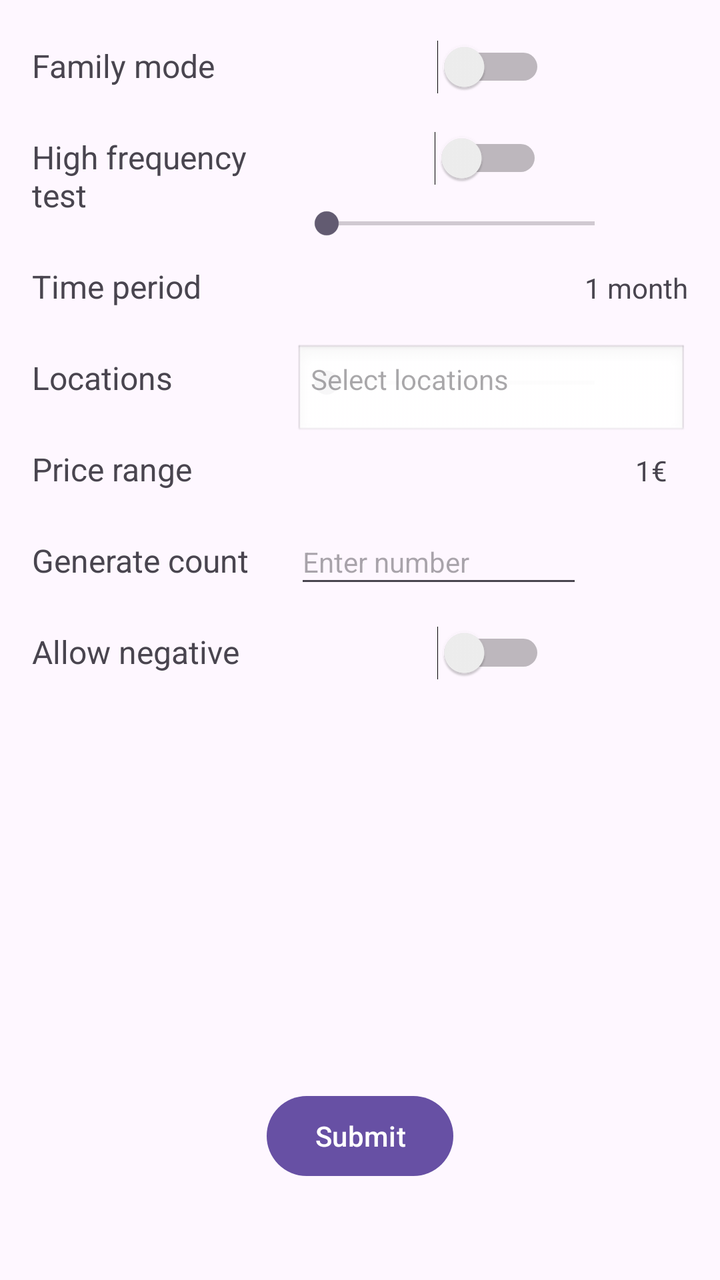
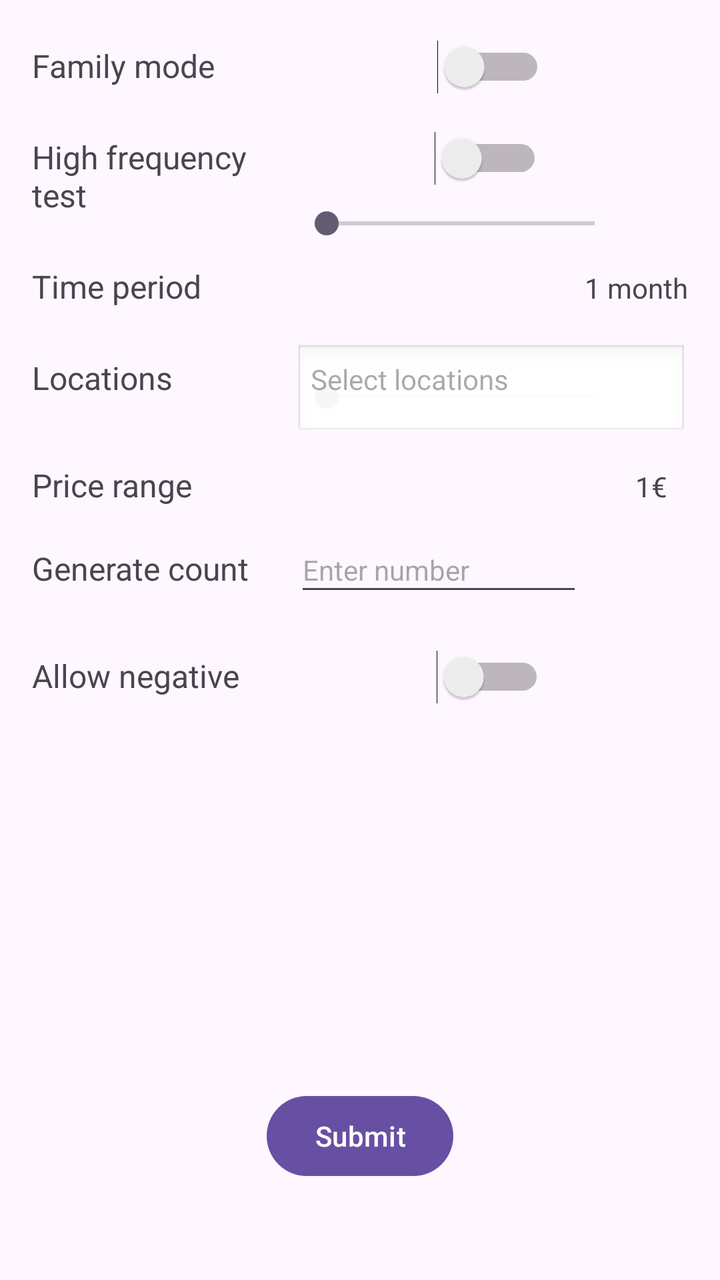

Two renders of the same Android screen: before a commit and after it. Below are the layout's source before the change and the commit's diff.
<!-- AndroidManifest.xml: application theme Theme.Kaput -->
<!-- res/layout/fragment_simulate.xml -->
<?xml version="1.0" encoding="utf-8"?>
<androidx.constraintlayout.widget.ConstraintLayout xmlns:android="http://schemas.android.com/apk/res/android"
    xmlns:app="http://schemas.android.com/apk/res-auto"
    xmlns:tools="http://schemas.android.com/tools"
    android:id="@+id/simulateLayout"
    android:layout_width="match_parent"
    android:layout_height="match_parent"
    android:padding="16dp"
    tools:context=".fragments.SimulateFragment">

    <TextView
        android:id="@+id/familyText"
        android:layout_width="0dp"
        android:layout_height="wrap_content"
        android:text="@string/family_mode"
        android:textSize="16sp"
        app:layout_constraintBottom_toBottomOf="parent"
        app:layout_constraintEnd_toStartOf="@+id/guideline2"
        app:layout_constraintHorizontal_bias="0.0"
        app:layout_constraintStart_toStartOf="parent"
        app:layout_constraintTop_toTopOf="parent"
        app:layout_constraintVertical_bias="0.01" />

    <Switch
        android:id="@+id/familySwitch"
        android:layout_width="wrap_content"
        android:layout_height="wrap_content"
        app:layout_constraintBaseline_toBaselineOf="@+id/familyText"
        app:layout_constraintEnd_toEndOf="parent"
        app:layout_constraintStart_toStartOf="@+id/guideline2" />

    <TextView
        android:id="@+id/textView2"
        android:layout_width="0dp"
        android:layout_height="wrap_content"
        android:layout_marginTop="24dp"
        android:text="@string/high_frequency_test"
        android:textSize="16sp"
        app:layout_constraintEnd_toStartOf="@+id/guideline2"
        app:layout_constraintStart_toStartOf="parent"
        app:layout_constraintTop_toBottomOf="@+id/familyText" />

    <Switch
        android:id="@+id/testToggle"
        android:layout_width="wrap_content"
        android:layout_height="wrap_content"
        app:layout_constraintBaseline_toBaselineOf="@+id/textView2"
        app:layout_constraintEnd_toEndOf="parent"
        app:layout_constraintHorizontal_bias="0.49"
        app:layout_constraintStart_toEndOf="@+id/textView2" />

    <TextView
        android:id="@+id/timePiriodText"
        android:layout_width="0dp"
        android:layout_height="wrap_content"
        android:layout_marginTop="24dp"
        android:text="@string/time_period"
        android:textSize="16sp"
        app:layout_constraintEnd_toStartOf="@+id/guideline2"
        app:layout_constraintStart_toStartOf="parent"
        app:layout_constraintTop_toBottomOf="@+id/textView2" />

    <SeekBar
        android:id="@+id/priceRangeBar"
        android:layout_width="166dp"
        android:layout_height="19dp"
        android:max="999"
        app:layout_constraintBottom_toBottomOf="parent"
        app:layout_constraintEnd_toEndOf="parent"
        app:layout_constraintHorizontal_bias="0.0"
        app:layout_constraintStart_toStartOf="@+id/guideline2"
        app:layout_constraintTop_toTopOf="parent"
        app:layout_constraintVertical_bias="0.282" />

    <TextView
        android:id="@+id/timepiriodNumber"
        android:layout_width="wrap_content"
        android:layout_height="wrap_content"
        android:text="@string/one_month"
        android:textSize="14sp"
        app:layout_constraintBaseline_toBaselineOf="@+id/timePiriodText"
        app:layout_constraintEnd_toEndOf="parent"
        app:layout_constraintHorizontal_bias="1.0"
        app:layout_constraintStart_toStartOf="@+id/guideline2" />

    <TextView
        android:id="@+id/locationSelectText"
        android:layout_width="0dp"
        android:layout_height="wrap_content"
        android:layout_marginTop="24dp"
        android:text="@string/locations"
        android:textSize="16sp"
        app:layout_constraintEnd_toStartOf="@+id/guideline2"
        app:layout_constraintStart_toStartOf="parent"
        app:layout_constraintTop_toBottomOf="@+id/timePiriodText" />

    <TextView
        android:id="@+id/locationInputText"
        android:layout_width="0dp"
        android:layout_height="wrap_content"
        android:background="@android:drawable/edit_text"
        android:clickable="true"
        android:focusable="true"
        android:hint="@string/select_locations_hint"
        android:padding="8dp"
        android:textSize="14sp"
        app:layout_constraintBaseline_toBaselineOf="@+id/locationSelectText"
        app:layout_constraintEnd_toEndOf="parent"
        app:layout_constraintStart_toStartOf="@+id/guideline2" />

    <TextView
        android:id="@+id/priceRangeText"
        android:layout_width="0dp"
        android:layout_height="wrap_content"
        android:layout_marginTop="24dp"
        android:text="@string/price_range"
        android:textSize="16sp"
        app:layout_constraintEnd_toStartOf="@+id/guideline2"
        app:layout_constraintStart_toStartOf="parent"
        app:layout_constraintTop_toBottomOf="@+id/locationSelectText" />

    <SeekBar
        android:id="@+id/timePeriodBar"
        android:layout_width="166dp"
        android:layout_height="23dp"
        app:layout_constraintBottom_toBottomOf="parent"
        app:layout_constraintEnd_toEndOf="parent"
        app:layout_constraintHorizontal_bias="0.0"
        app:layout_constraintStart_toStartOf="@+id/guideline2"
        app:layout_constraintTop_toTopOf="parent"
        app:layout_constraintVertical_bias="0.144" />

    <TextView
        android:id="@+id/priceRangeNumber"
        android:layout_width="wrap_content"
        android:layout_height="wrap_content"
        android:text="@string/one_euro"
        android:textSize="14sp"
        app:layout_constraintBaseline_toBaselineOf="@+id/priceRangeText"
        app:layout_constraintEnd_toEndOf="parent"
        app:layout_constraintHorizontal_bias="0.943"
        app:layout_constraintStart_toStartOf="@+id/guideline2" />

    <TextView
        android:id="@+id/numberToGenerateText"
        android:layout_width="0dp"
        android:layout_height="wrap_content"
        android:layout_marginTop="24dp"
        android:text="@string/generate_count"
        android:textSize="16sp"
        app:layout_constraintEnd_toStartOf="@+id/guideline2"
        app:layout_constraintStart_toStartOf="parent"
        app:layout_constraintTop_toBottomOf="@+id/priceRangeText" />

    <TextView
        android:id="@+id/transactionText"
        android:layout_width="0dp"
        android:layout_height="wrap_content"
        android:layout_marginTop="24dp"
        android:text="@string/allow_negative"
        android:textSize="16sp"
        app:layout_constraintEnd_toStartOf="@+id/guideline2"
        app:layout_constraintStart_toStartOf="parent"
        app:layout_constraintTop_toBottomOf="@+id/numberToGenerateText" />

    <Switch
        android:id="@+id/transationSwitch"
        android:layout_width="wrap_content"
        android:layout_height="wrap_content"
        app:layout_constraintBaseline_toBaselineOf="@+id/transactionText"
        app:layout_constraintEnd_toEndOf="parent"
        app:layout_constraintStart_toStartOf="@+id/guideline2" />

    <androidx.constraintlayout.widget.Guideline
        android:id="@+id/guideline2"
        android:layout_width="wrap_content"
        android:layout_height="wrap_content"
        android:orientation="vertical"
        app:layout_constraintGuide_percent="0.4" />

    <Button
        android:id="@+id/submitButton"
        android:layout_width="wrap_content"
        android:layout_height="wrap_content"
        android:layout_marginBottom="32dp"
        android:text="@string/submit"
        app:layout_constraintBottom_toBottomOf="parent"
        app:layout_constraintEnd_toEndOf="parent"
        app:layout_constraintStart_toStartOf="parent" />

    <com.google.android.material.textfield.TextInputEditText
        android:id="@+id/generateCountInput"
        android:layout_width="144dp"
        android:layout_height="39dp"
        android:hint="@string/enter_number_hint"
        android:inputType="number"
        android:textSize="14sp"
        app:layout_constraintBaseline_toBaselineOf="@+id/numberToGenerateText"
        app:layout_constraintEnd_toEndOf="parent"
        app:layout_constraintHorizontal_bias="0.0"
        app:layout_constraintStart_toEndOf="@+id/numberToGenerateText" />

</androidx.constraintlayout.widget.ConstraintLayout>
<!-- resources referenced by this layout -->
<resources>
  <string name="allow_negative">Allow negative</string>
  <string name="enter_number_hint">Enter number</string>
  <string name="family_mode">Family mode</string>
  <string name="generate_count">Generate count</string>
  <string name="high_frequency_test">High frequency test</string>
  <string name="locations">Locations</string>
  <string name="one_euro">1€</string>
  <string name="one_month">1 month</string>
  <string name="price_range">Price range</string>
  <string name="select_locations_hint">Select locations</string>
  <string name="submit">Submit</string>
  <string name="time_period">Time period</string>
  <style name="Theme.Kaput" parent="Base.Theme.Kaput" />
  <style name="Base.Theme.Kaput" parent="Theme.Material3.DayNight.NoActionBar">
          
          
      </style>
</resources>

<!-- the commit's change to res/layout/fragment_simulate.xml (unified diff, before → after) -->
@@ -70,123 +70,19 @@
         app:layout_constraintHorizontal_bias="0.0"
         app:layout_constraintStart_toStartOf="@+id/guideline2"
         app:layout_constraintTop_toTopOf="parent"
-        app:layout_constraintVertical_bias="0.282" />
-
-    <TextView
-        android:id="@+id/timepiriodNumber"
-        android:layout_width="wrap_content"
-        android:layout_height="wrap_content"
-        android:text="@string/one_month"
-        android:textSize="14sp"
-        app:layout_constraintBaseline_toBaselineOf="@+id/timePiriodText"
-        app:layout_constraintEnd_toEndOf="parent"
-        app:layout_constraintHorizontal_bias="1.0"
-        app:layout_constraintStart_toStartOf="@+id/guideline2" />
-
-    <TextView
-        android:id="@+id/locationSelectText"
-        android:layout_width="0dp"
-        android:layout_height="wrap_content"
-        android:layout_marginTop="24dp"
-        android:text="@string/locations"
-        android:textSize="16sp"
-        app:layout_constraintEnd_toStartOf="@+id/guideline2"
-        app:layout_constraintStart_toStartOf="parent"
-        app:layout_constraintTop_toBottomOf="@+id/timePiriodText" />
-
-    <TextView
-        android:id="@+id/locationInputText"
-        android:layout_width="0dp"
-        android:layout_height="wrap_content"
-        android:background="@android:drawable/edit_text"
-        android:clickable="true"
-        android:focusable="true"
-        android:hint="@string/select_locations_hint"
-        android:padding="8dp"
-        android:textSize="14sp"
-        app:layout_constraintBaseline_toBaselineOf="@+id/locationSelectText"
-        app:layout_constraintEnd_toEndOf="parent"
-        app:layout_constraintStart_toStartOf="@+id/guideline2" />
-
-    <TextView
-        android:id="@+id/priceRangeText"
-        android:layout_width="0dp"
-        android:layout_height="wrap_content"
-        android:layout_marginTop="24dp"
-        android:text="@string/price_range"
-        android:textSize="16sp"
-        app:layout_constraintEnd_toStartOf="@+id/guideline2"
-        app:layout_constraintStart_toStartOf="parent"
-        app:layout_constraintTop_toBottomOf="@+id/locationSelectText" />
-
-    <SeekBar
-        android:id="@+id/timePeriodBar"
-        android:layout_width="166dp"
-        android:layout_height="23dp"
-        app:layout_constraintBottom_toBottomOf="parent"
-        app:layout_constraintEnd_toEndOf="parent"
-        app:layout_constraintHorizontal_bias="0.0"
-        app:layout_constraintStart_toStartOf="@+id/guideline2"
-        app:layout_constraintTop_toTopOf="parent"
-        app:layout_constraintVertical_bias="0.144" />
-
-    <TextView
-        android:id="@+id/priceRangeNumber"
-        android:layout_width="wrap_content"
-        android:layout_height="wrap_content"
-        android:text="@string/one_euro"
-        android:textSize="14sp"
-        app:layout_constraintBaseline_toBaselineOf="@+id/priceRangeText"
-        app:layout_constraintEnd_toEndOf="parent"
-        app:layout_constraintHorizontal_bias="0.943"
-        app:layout_constraintStart_toStartOf="@+id/guideline2" />
-
-    <TextView
-        android:id="@+id/numberToGenerateText"
-        android:layout_width="0dp"
-        android:layout_height="wrap_content"
-        android:layout_marginTop="24dp"
-        android:text="@string/generate_count"
-        android:textSize="16sp"
-        app:layout_constraintEnd_toStartOf="@+id/guideline2"
-        app:layout_constraintStart_toStartOf="parent"
-        app:layout_constraintTop_toBottomOf="@+id/priceRangeText" />
+        app:layout_constraintVertical_bias="0.294" />
 
     <TextView
         android:id="@+id/transactionText"
         android:layout_width="0dp"
         android:layout_height="wrap_content"
-        android:layout_marginTop="24dp"
+        android:layout_marginTop="32dp"
         android:text="@string/allow_negative"
         android:textSize="16sp"
         app:layout_constraintEnd_toStartOf="@+id/guideline2"
+        app:layout_constraintHorizontal_bias="0.0"
         app:layout_constraintStart_toStartOf="parent"
         app:layout_constraintTop_toBottomOf="@+id/numberToGenerateText" />
-
-    <Switch
-        android:id="@+id/transationSwitch"
-        android:layout_width="wrap_content"
-        android:layout_height="wrap_content"
-        app:layout_constraintBaseline_toBaselineOf="@+id/transactionText"
-        app:layout_constraintEnd_toEndOf="parent"
-        app:layout_constraintStart_toStartOf="@+id/guideline2" />
-
-    <androidx.constraintlayout.widget.Guideline
-        android:id="@+id/guideline2"
-        android:layout_width="wrap_content"
-        android:layout_height="wrap_content"
-        android:orientation="vertical"
-        app:layout_constraintGuide_percent="0.4" />
-
-    <Button
-        android:id="@+id/submitButton"
-        android:layout_width="wrap_content"
-        android:layout_height="wrap_content"
-        android:layout_marginBottom="32dp"
-        android:text="@string/submit"
-        app:layout_constraintBottom_toBottomOf="parent"
-        app:layout_constraintEnd_toEndOf="parent"
-        app:layout_constraintStart_toStartOf="parent" />
 
     <com.google.android.material.textfield.TextInputEditText
         android:id="@+id/generateCountInput"
@@ -200,4 +96,112 @@
         app:layout_constraintHorizontal_bias="0.0"
         app:layout_constraintStart_toEndOf="@+id/numberToGenerateText" />
 
+    <TextView
+        android:id="@+id/priceRangeText"
+        android:layout_width="0dp"
+        android:layout_height="wrap_content"
+        android:layout_marginTop="32dp"
+        android:text="@string/price_range"
+        android:textSize="16sp"
+        app:layout_constraintEnd_toStartOf="@+id/guideline2"
+        app:layout_constraintHorizontal_bias="0.0"
+        app:layout_constraintStart_toStartOf="parent"
+        app:layout_constraintTop_toBottomOf="@+id/locationSelectText" />
+
+    <Switch
+        android:id="@+id/transationSwitch"
+        android:layout_width="wrap_content"
+        android:layout_height="wrap_content"
+        app:layout_constraintBaseline_toBaselineOf="@+id/transactionText"
+        app:layout_constraintEnd_toEndOf="parent"
+        app:layout_constraintHorizontal_bias="0.497"
+        app:layout_constraintStart_toStartOf="@+id/guideline2" />
+
+    <TextView
+        android:id="@+id/numberToGenerateText"
+        android:layout_width="0dp"
+        android:layout_height="wrap_content"
+        android:layout_marginTop="20dp"
+        android:text="@string/generate_count"
+        android:textSize="16sp"
+        app:layout_constraintEnd_toStartOf="@+id/guideline2"
+        app:layout_constraintHorizontal_bias="0.0"
+        app:layout_constraintStart_toStartOf="parent"
+        app:layout_constraintTop_toBottomOf="@+id/priceRangeText" />
+
+    <TextView
+        android:id="@+id/timepiriodNumber"
+        android:layout_width="wrap_content"
+        android:layout_height="wrap_content"
+        android:text="@string/one_month"
+        android:textSize="14sp"
+        app:layout_constraintBaseline_toBaselineOf="@+id/timePiriodText"
+        app:layout_constraintEnd_toEndOf="parent"
+        app:layout_constraintHorizontal_bias="1.0"
+        app:layout_constraintStart_toStartOf="@+id/guideline2" />
+
+    <TextView
+        android:id="@+id/locationSelectText"
+        android:layout_width="0dp"
+        android:layout_height="wrap_content"
+        android:layout_marginTop="24dp"
+        android:text="@string/locations"
+        android:textSize="16sp"
+        app:layout_constraintEnd_toStartOf="@+id/guideline2"
+        app:layout_constraintStart_toStartOf="parent"
+        app:layout_constraintTop_toBottomOf="@+id/timePiriodText" />
+
+    <TextView
+        android:id="@+id/locationInputText"
+        android:layout_width="0dp"
+        android:layout_height="wrap_content"
+        android:background="@android:drawable/edit_text"
+        android:clickable="true"
+        android:focusable="true"
+        android:hint="@string/select_locations_hint"
+        android:padding="8dp"
+        android:textSize="14sp"
+        app:layout_constraintBaseline_toBaselineOf="@+id/locationSelectText"
+        app:layout_constraintEnd_toEndOf="parent"
+        app:layout_constraintStart_toStartOf="@+id/guideline2" />
+
+    <SeekBar
+        android:id="@+id/timePeriodBar"
+        android:layout_width="166dp"
+        android:layout_height="23dp"
+        app:layout_constraintBottom_toBottomOf="parent"
+        app:layout_constraintEnd_toEndOf="parent"
+        app:layout_constraintHorizontal_bias="0.0"
+        app:layout_constraintStart_toStartOf="@+id/guideline2"
+        app:layout_constraintTop_toTopOf="parent"
+        app:layout_constraintVertical_bias="0.144" />
+
+    <TextView
+        android:id="@+id/priceRangeNumber"
+        android:layout_width="wrap_content"
+        android:layout_height="wrap_content"
+        android:text="@string/one_euro"
+        android:textSize="14sp"
+        app:layout_constraintBaseline_toBaselineOf="@+id/priceRangeText"
+        app:layout_constraintEnd_toEndOf="parent"
+        app:layout_constraintHorizontal_bias="0.943"
+        app:layout_constraintStart_toStartOf="@+id/guideline2" />
+
+    <androidx.constraintlayout.widget.Guideline
+        android:id="@+id/guideline2"
+        android:layout_width="wrap_content"
+        android:layout_height="wrap_content"
+        android:orientation="vertical"
+        app:layout_constraintGuide_percent="0.4" />
+
+    <Button
+        android:id="@+id/submitButton"
+        android:layout_width="wrap_content"
+        android:layout_height="wrap_content"
+        android:layout_marginBottom="32dp"
+        android:text="@string/submit"
+        app:layout_constraintBottom_toBottomOf="parent"
+        app:layout_constraintEnd_toEndOf="parent"
+        app:layout_constraintStart_toStartOf="parent" />
+
 </androidx.constraintlayout.widget.ConstraintLayout>
